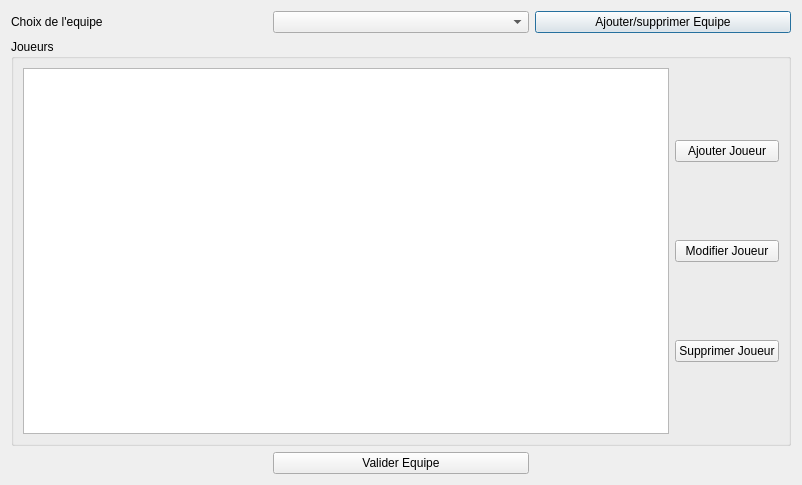
flagage/volleyclubstats, file ui/fenetreequipe.ui: the form before one commit.
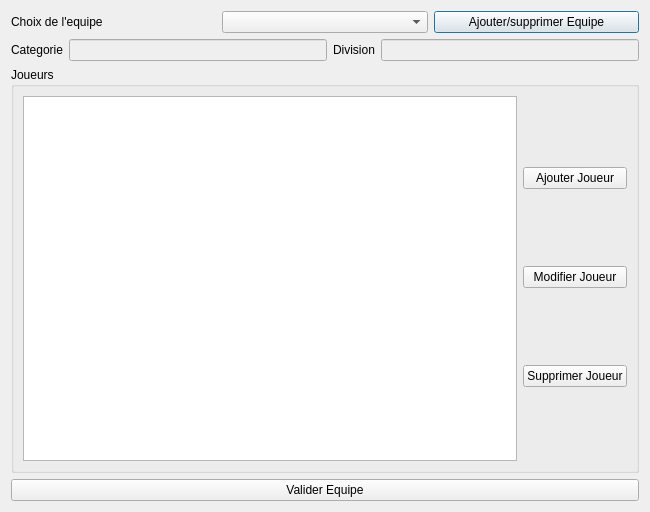
The form after the commit.

Commit message: Correction bouton joueur banc et ajout categorie division equipe

Diff of the .ui file:
```diff
--- a/ui/fenetreequipe.ui
+++ b/ui/fenetreequipe.ui
@@ -6,14 +6,28 @@
    <rect>
     <x>0</x>
     <y>0</y>
-    <width>802</width>
-    <height>485</height>
+    <width>650</width>
+    <height>512</height>
    </rect>
   </property>
   <property name="windowTitle">
    <string>Gestion Equipes</string>
   </property>
+  <layout class="QGridLayout" name="gridLayout_6">
+   <item row="0" column="0">
+    <layout class="QGridLayout" name="gridLayout_5">
+     <item row="0" column="0">
   <layout class="QGridLayout" name="gridLayout_3">
+       <item row="0" column="0">
+        <widget class="QLabel" name="label">
+         <property name="text">
+          <string>Choix de l'equipe</string>
+         </property>
+        </widget>
+       </item>
+       <item row="0" column="1">
+        <widget class="QComboBox" name="SuppresionBox"/>
+       </item>
    <item row="0" column="2">
     <widget class="QPushButton" name="ButtonEquipe">
      <property name="text">
@@ -21,7 +35,41 @@
      </property>
     </widget>
    </item>
-   <item row="1" column="0" colspan="3">
+      </layout>
+     </item>
+     <item row="1" column="0">
+      <layout class="QGridLayout" name="gridLayout_4">
+       <item row="0" column="0">
+        <widget class="QLabel" name="label_2">
+         <property name="text">
+          <string>Categorie</string>
+         </property>
+        </widget>
+       </item>
+       <item row="0" column="1">
+        <widget class="QLineEdit" name="lineEdit">
+         <property name="enabled">
+          <bool>false</bool>
+         </property>
+        </widget>
+       </item>
+       <item row="0" column="2">
+        <widget class="QLabel" name="label_3">
+         <property name="text">
+          <string>Division</string>
+         </property>
+        </widget>
+       </item>
+       <item row="0" column="3">
+        <widget class="QLineEdit" name="lineEdit_2">
+         <property name="enabled">
+          <bool>false</bool>
+         </property>
+        </widget>
+       </item>
+      </layout>
+     </item>
+     <item row="2" column="0">
     <widget class="QGroupBox" name="groupBox">
      <property name="title">
       <string>Joueurs </string>
@@ -68,22 +116,14 @@
      </layout>
     </widget>
    </item>
-   <item row="0" column="0">
-    <widget class="QLabel" name="label">
-     <property name="text">
-      <string>Choix de l'equipe</string>
-     </property>
-    </widget>
-   </item>
-   <item row="0" column="1">
-    <widget class="QComboBox" name="SuppresionBox"/>
-   </item>
-   <item row="2" column="1">
+     <item row="3" column="0">
     <widget class="QPushButton" name="ButtonAnnuler">
      <property name="text">
       <string>Valider Equipe</string>
      </property>
     </widget>
+     </item>
+    </layout>
    </item>
   </layout>
  </widget>
```
Lines whose indentation alone changed are shown as unchanged. The commit also changes 14 other files.
